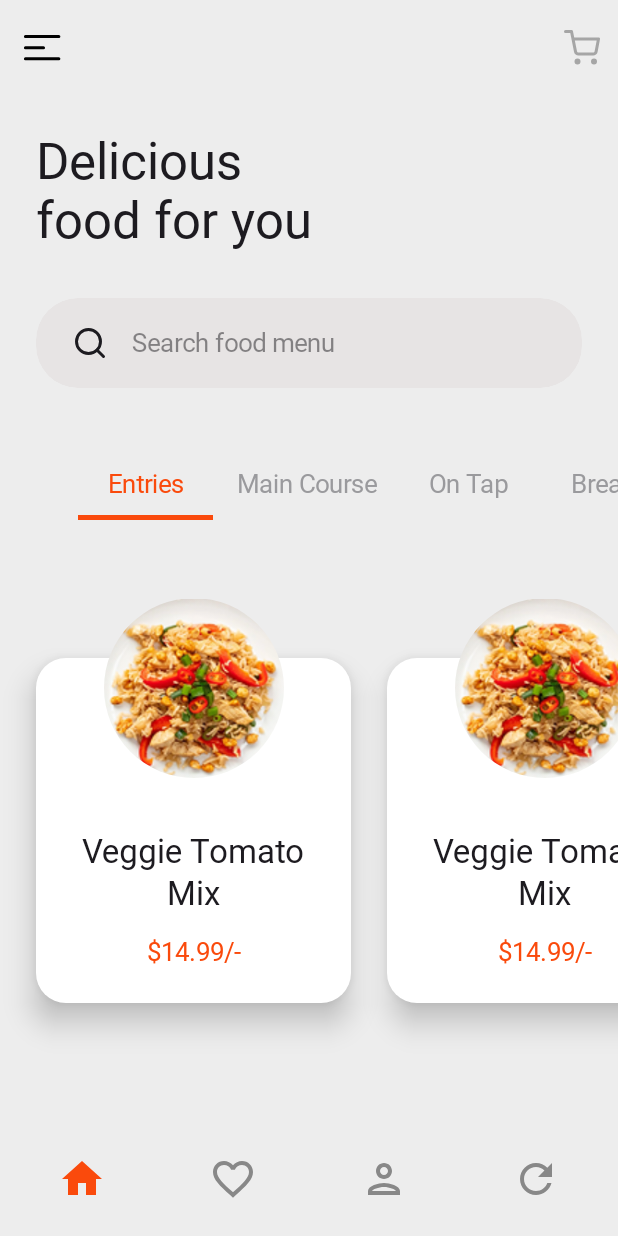
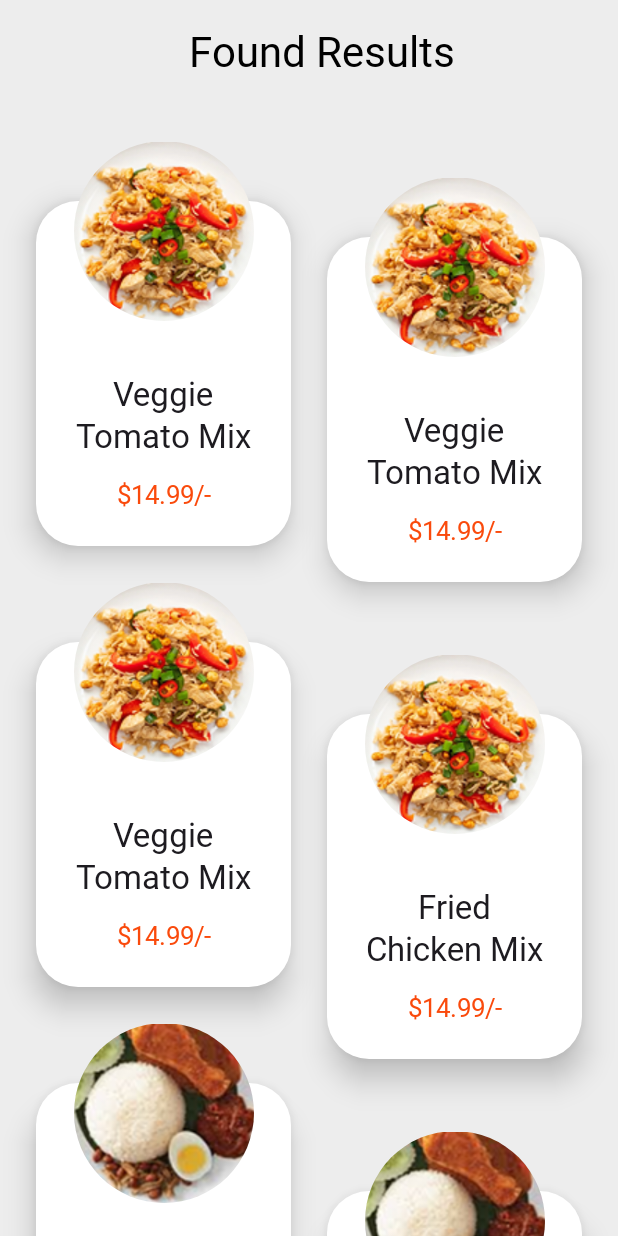
Before and after one commit to pratikmhatre/Foodie, an Android app built with Jetpack Compose: the screen it shows after launch (MainActivity), on a phone screen of 412 x 824 dp. Run offline under Robolectric (Android 15) with nearby library versions, the phone set to English and light mode, and no system bars; Roboto replaces fonts that are not available here.

Commit message:
Added wishlist screen

```diff
--- a/app/src/main/java/cypher/foodie/MainActivity.kt
+++ b/app/src/main/java/cypher/foodie/MainActivity.kt
@@ -14,6 +14,7 @@ import androidx.compose.ui.Modifier
 import androidx.compose.ui.tooling.preview.Preview
 import cypher.foodie.ui.screens.DashboardScreen
 import cypher.foodie.ui.screens.OnboardingScreen
+import cypher.foodie.ui.screens.WishlistScreen
 import cypher.foodie.ui.theme.FoodieTheme
 
 class MainActivity : ComponentActivity() {
@@ -23,7 +24,7 @@ class MainActivity : ComponentActivity() {
         setContent {
             FoodieTheme {
                 Scaffold(modifier = Modifier.fillMaxSize()) { innerPadding ->
-                    DashboardScreen(modifier = Modifier.padding(innerPadding))
+                    WishlistScreen(modifier = Modifier.padding(innerPadding))
                 }
             }
         }
--- /dev/null
+++ b/app/src/main/java/cypher/foodie/ui/components/AppConstants.kt
@@ -0,0 +1,16 @@
+package cypher.foodie.ui.components
+
+import androidx.annotation.DrawableRes
+import androidx.annotation.StringRes
+import cypher.foodie.R
+
+data class MenuItem(@StringRes val title: Int, @StringRes val price: Int, @DrawableRes val image: Int)
+
+object AppConstants {
+    val menuList = listOf(
+        MenuItem(R.string.item_name_fried_chicken, R.string.price_1, R.drawable.img_fried_chicken_mix),
+        MenuItem(R.string.item_name_moi_koi, R.string.price_1, R.drawable.img_moi_koi),
+        MenuItem(R.string.item_name_veggie_mix, R.string.price_1, R.drawable.img_veggie_tomato_mix),
+        MenuItem(R.string.item_name_egg_cucumber, R.string.price_1, R.drawable.img_egg_cucumber),
+    )
+}
--- a/app/src/main/java/cypher/foodie/ui/components/UiComponents.kt
+++ b/app/src/main/java/cypher/foodie/ui/components/UiComponents.kt
@@ -191,18 +191,24 @@ fun ErrorLayout(
 @Composable
 fun MenuListItem(
     modifier: Modifier = Modifier,
-    title: String,
-    price: String,
+    applyPadding: Boolean = false,
+    @StringRes title: Int,
+    @StringRes price: Int,
     @DrawableRes image: Int,
     onClick: () -> Unit
 ) {
-    Box(modifier = modifier.clickable { onClick() }, contentAlignment = Alignment.TopCenter) {
+    Box(
+        modifier = modifier
+            .clickable { onClick() }
+            .padding(top = if (applyPadding) MaterialTheme.spacing.extraLarge else 0.dp),
+        contentAlignment = Alignment.TopCenter
+    ) {
         Card(
             modifier = Modifier
                 .width(210.dp)
                 .height(270.dp)
                 .padding(top = 40.dp),
-            shape = MaterialTheme.shapes.medium,
+            shape = MaterialTheme.shapes.extraLarge,
             colors = CardDefaults.cardColors(containerColor = Color.White),
             elevation = CardDefaults.cardElevation(defaultElevation = MaterialTheme.spacing.medium)
         ) {
@@ -214,14 +220,14 @@ fun MenuListItem(
                 verticalArrangement = Arrangement.Bottom
             ) {
                 Text(
-                    text = title, textAlign = TextAlign.Center,
+                    text = stringResource(title), textAlign = TextAlign.Center,
                     color = MaterialTheme.colorScheme.onBackground,
                     fontSize = 22.sp,
                     style = MaterialTheme.roundedTypography.roundedSemiBold
                 )
                 Spacer(Modifier.height(MaterialTheme.spacing.large))
                 Text(
-                    text = price,
+                    text = stringResource(price),
                     color = MaterialTheme.colorScheme.primary,
                     fontSize = 17.sp,
                     style = MaterialTheme.roundedTypography.roundedBold
@@ -296,8 +302,8 @@ private fun MenuListItemPreview() {
         Box(modifier = Modifier.background(Color.White)) {
             MenuListItem(
                 modifier = Modifier.padding(all = MaterialTheme.spacing.extraLarge),
-                title = "Pad Thai Noodles Mix",
-                price = "$15.99/-",
+                title = R.string.item_name_moi_koi,
+                price = R.string.price_1,
                 image = R.drawable.img_fried_chicken_mix
             ) { }
 
--- a/app/src/main/java/cypher/foodie/ui/screens/DashboardScreen.kt
+++ b/app/src/main/java/cypher/foodie/ui/screens/DashboardScreen.kt
@@ -50,6 +50,7 @@ import androidx.compose.ui.tooling.preview.Preview
 import androidx.compose.ui.unit.dp
 import androidx.compose.ui.unit.sp
 import cypher.foodie.R
+import cypher.foodie.ui.components.AppConstants
 import cypher.foodie.ui.components.FoodieBottomNavigation
 import cypher.foodie.ui.components.MenuListItem
 import cypher.foodie.ui.theme.FoodieTheme
@@ -64,15 +65,6 @@ private val tabs = listOf(
     R.string.food_on_tap,
     R.string.food_break,
     R.string.food_desserts
-)
-
-data class MenuItem(@StringRes val title: Int, @StringRes val price: Int, @DrawableRes val image: Int)
-
-private val menuList = listOf(
-    MenuItem(R.string.item_name_fried_chicken, R.string.price_1, R.drawable.img_fried_chicken_mix),
-    MenuItem(R.string.item_name_moi_koi, R.string.price_1, R.drawable.img_moi_koi),
-    MenuItem(R.string.item_name_veggie_mix, R.string.price_1, R.drawable.img_veggie_tomato_mix),
-    MenuItem(R.string.item_name_egg_cucumber, R.string.price_1, R.drawable.img_egg_cucumber),
 )
 
 @OptIn(ExperimentalMaterial3Api::class)
@@ -222,8 +214,8 @@ fun DashboardMenuList(modifier: Modifier = Modifier) {
         ), contentPadding = PaddingValues(horizontal = MaterialTheme.spacing.extraLarge)
     ) {
         items(count = 10) { index ->
-            val food = menuList.random()
-            MenuListItem(title = stringResource(food.title), price = stringResource(food.price), image = food.image) { }
+            val food = AppConstants.menuList.random()
+            MenuListItem(title = food.title, price = food.price, image = food.image) { }
         }
     }
 }
--- /dev/null
+++ b/app/src/main/java/cypher/foodie/ui/screens/WishlistScreen.kt
@@ -0,0 +1,82 @@
+package cypher.foodie.ui.screens
+
+import androidx.compose.foundation.background
+import androidx.compose.foundation.layout.Arrangement
+import androidx.compose.foundation.layout.Box
+import androidx.compose.foundation.layout.PaddingValues
+import androidx.compose.foundation.layout.fillMaxSize
+import androidx.compose.foundation.layout.height
+import androidx.compose.foundation.layout.padding
+import androidx.compose.foundation.lazy.staggeredgrid.LazyVerticalStaggeredGrid
+import androidx.compose.foundation.lazy.staggeredgrid.StaggeredGridCells
+import androidx.compose.material3.ExperimentalMaterial3Api
+import androidx.compose.material3.MaterialTheme
+import androidx.compose.material3.Scaffold
+import androidx.compose.material3.Text
+import androidx.compose.material3.TopAppBar
+import androidx.compose.material3.TopAppBarDefaults
+import androidx.compose.runtime.Composable
+import androidx.compose.ui.Alignment
+import androidx.compose.ui.Modifier
+import androidx.compose.ui.graphics.Color
+import androidx.compose.ui.text.style.TextAlign
+import androidx.compose.ui.tooling.preview.Preview
+import androidx.compose.ui.unit.dp
+import androidx.compose.ui.unit.sp
+import cypher.foodie.ui.components.AppConstants
+import cypher.foodie.ui.components.MenuListItem
+import cypher.foodie.ui.theme.FoodieTheme
+import cypher.foodie.ui.theme.roundedTypography
+import cypher.foodie.ui.theme.spacing
+
+@OptIn(ExperimentalMaterial3Api::class)
+@Composable
+fun WishlistScreen(modifier: Modifier = Modifier) {
+    Scaffold(modifier = modifier.fillMaxSize(), containerColor = MaterialTheme.colorScheme.background, topBar = {
+        TopAppBar(modifier = Modifier.height(70.dp), title = {
+            Box(Modifier.fillMaxSize(), contentAlignment = Alignment.Center){
+                Text(
+                    text = "Found Results",
+                    modifier = Modifier,
+                    textAlign = TextAlign.Center,
+                    fontSize = 28.sp,
+                    style = MaterialTheme.roundedTypography.roundedBold
+                )
+            }
+        }, colors = TopAppBarDefaults.topAppBarColors(containerColor = Color.Transparent))
+    }) { innerPadding ->
+        Box(
+            modifier = Modifier
+                .padding(innerPadding)
+                .fillMaxSize()
+        ) {
+            LazyVerticalStaggeredGrid(
+                columns = StaggeredGridCells.Fixed(2),
+                modifier = Modifier,
+                contentPadding = PaddingValues(all = MaterialTheme.spacing.extraLarge),
+                horizontalArrangement = Arrangement.spacedBy(
+                    MaterialTheme.spacing.extraLarge
+                ),
+                verticalItemSpacing = MaterialTheme.spacing.extraLarge
+            ) {
+                items(30) {
+                    val menuList = AppConstants.menuList.random()
+                    MenuListItem(
+                        title = menuList.title,
+                        price = menuList.price,
+                        image = menuList.image,
+                        applyPadding = (it % 2 != 0)
+                    ) {}
+                }
+            }
+        }
+    }
+}
+
+@Preview
+@Composable
+private fun WishlistScreenPreview() {
+    FoodieTheme {
+        WishlistScreen()
+    }
+}
```
